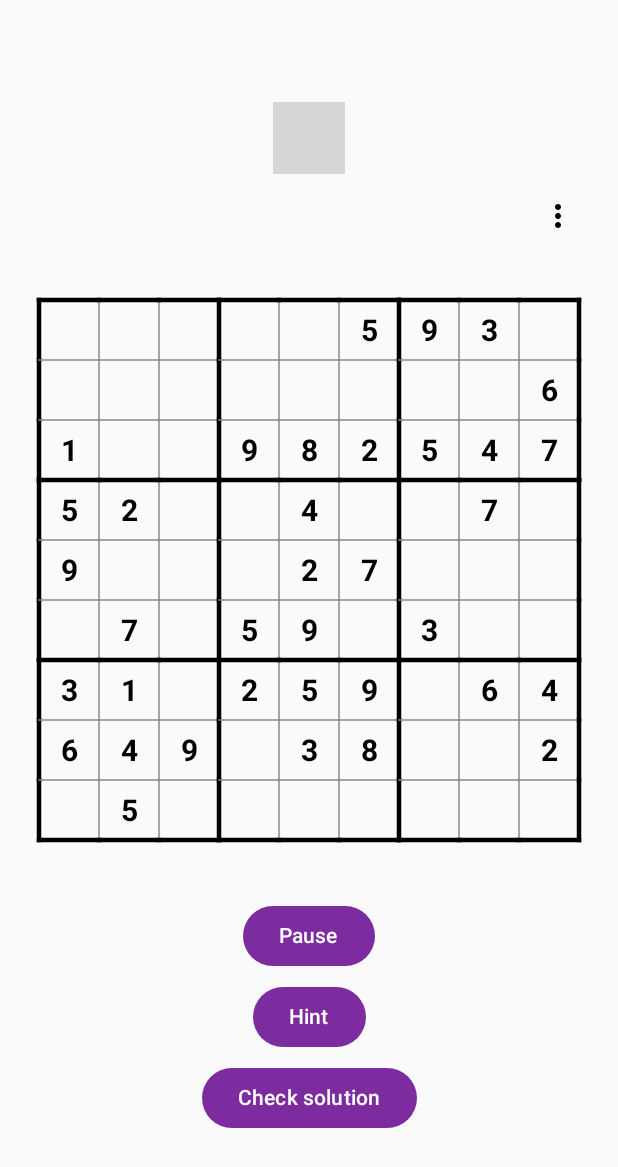
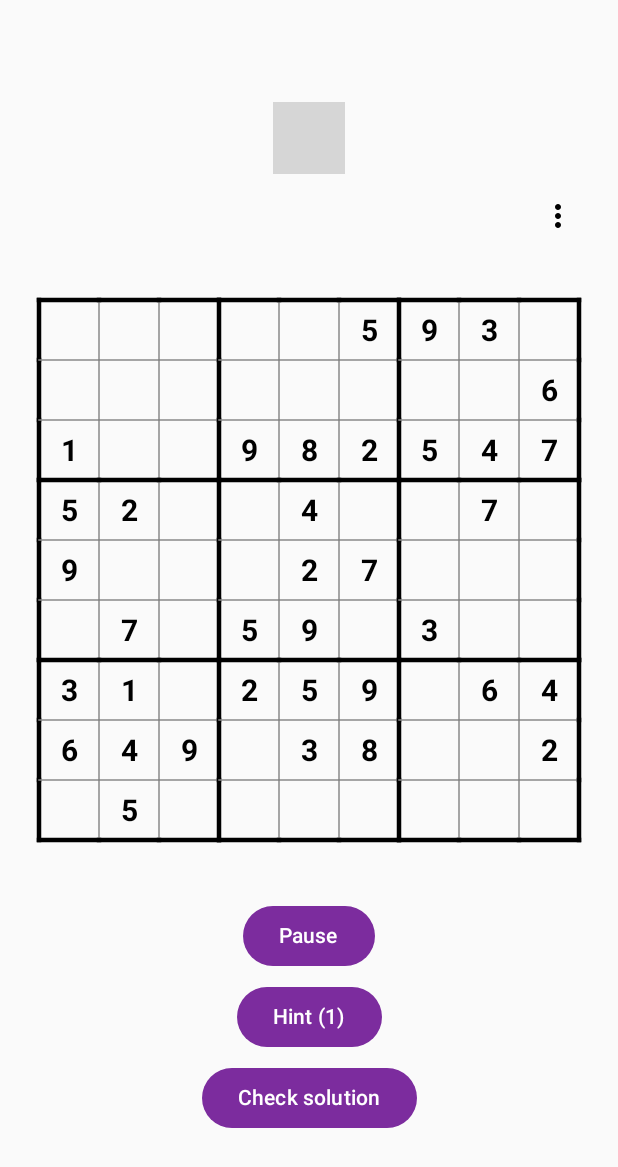
Before and after one commit to taramenjakmaksimovic/k-sudoku, an Android app built with Jetpack Compose: the screen it shows after launch (MainActivity), after a tap on "Easy", on a phone screen of 412 x 824 dp. Shown: the top 1167 px of the screen. Run offline under Robolectric (Android 15) with nearby library versions, the phone set to English and light mode, and no system bars; 1 statement that could not run was skipped; grey boxes are pictures that could not be loaded.

Commit message:
Add remaining hints count to SudokuScreen.

```diff
--- a/app/src/main/java/com/example/k_sudoku/presentation/screen/SudokuScreen.kt
+++ b/app/src/main/java/com/example/k_sudoku/presentation/screen/SudokuScreen.kt
@@ -315,7 +315,7 @@ fun SudokuScreen(
             ),
             enabled = remainingHints > 0 && !isGeneratedByComputer
         ) {
-            Text("Hint")
+            Text("Hint ($remainingHints)")
         }
 
         Spacer(Modifier.height(6.dp))
```
